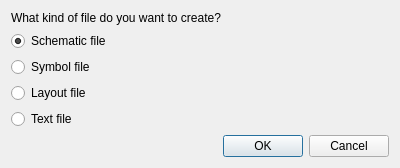
Caneda/Caneda, file src/dialogs/filenewdialog.ui: the form before one commit.
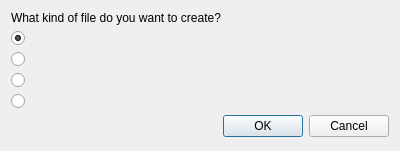
The form after the commit.

The edit to the form file:
```diff
--- a/src/dialogs/filenewdialog.ui
+++ b/src/dialogs/filenewdialog.ui
@@ -7,7 +7,7 @@
     <x>0</x>
     <y>0</y>
     <width>400</width>
-    <height>130</height>
+    <height>151</height>
    </rect>
   </property>
   <property name="windowTitle">
@@ -32,37 +32,23 @@
    </item>
    <item>
     <widget class="QRadioButton" name="choiceSchematic">
-     <property name="text">
-      <string>Schematic file</string>
-     </property>
      <property name="checked">
       <bool>true</bool>
      </property>
     </widget>
    </item>
    <item>
-    <widget class="QRadioButton" name="choiceSymbol">
-     <property name="text">
-      <string>Symbol file</string>
-     </property>
-    </widget>
+    <widget class="QRadioButton" name="choiceSymbol"/>
    </item>
    <item>
     <widget class="QRadioButton" name="choiceLayout">
-     <property name="text">
-      <string>Layout file</string>
-     </property>
      <property name="checked">
       <bool>false</bool>
      </property>
     </widget>
    </item>
    <item>
-    <widget class="QRadioButton" name="choiceText">
-     <property name="text">
-      <string>Text file</string>
-     </property>
-    </widget>
+    <widget class="QRadioButton" name="choiceText"/>
    </item>
    <item>
     <widget class="QDialogButtonBox" name="buttonBox">
```
